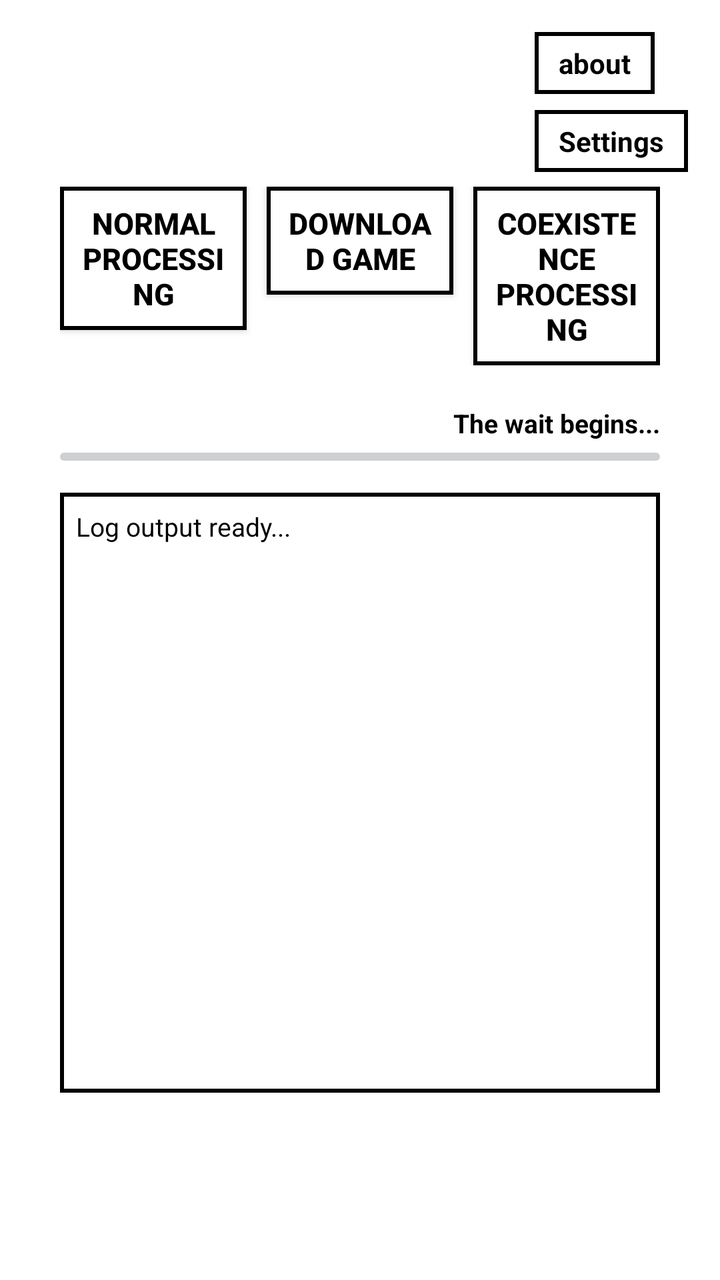
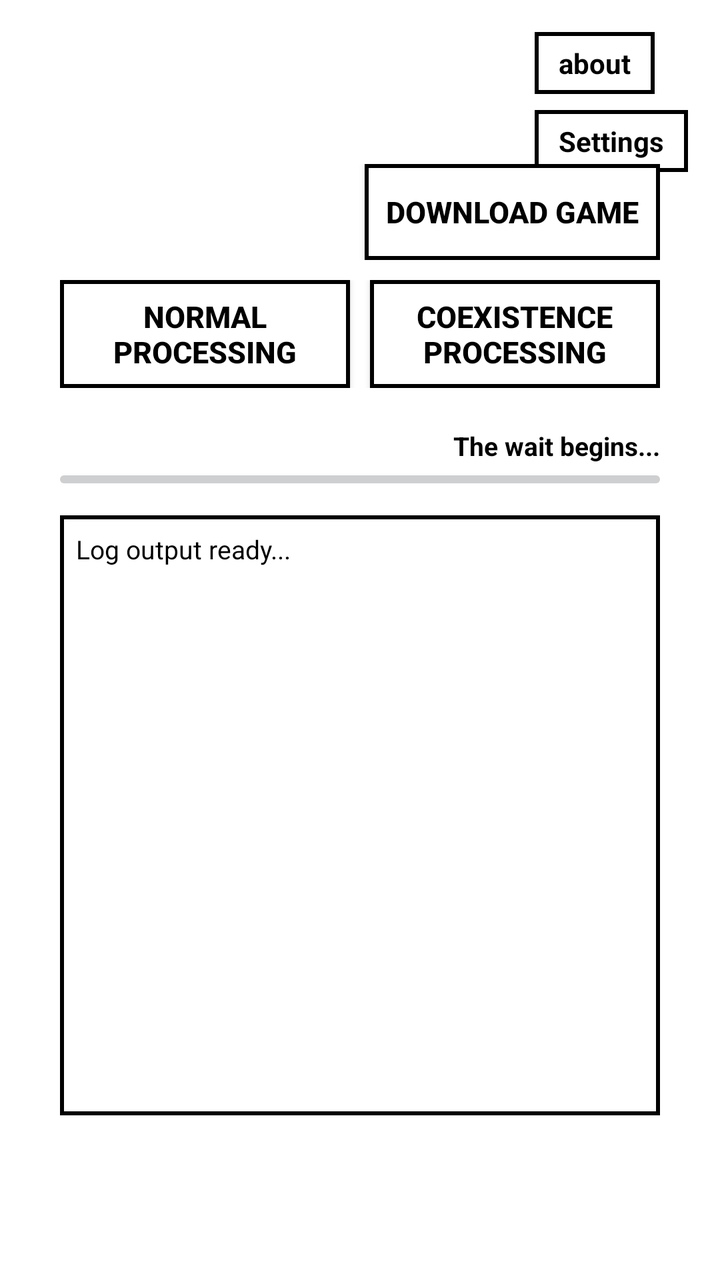

An Android layout rendered at two revisions. The XML below is the earlier revision; the diff shows what the commit changed to produce the second picture.
<!-- AndroidManifest.xml: application theme android:Theme.DeviceDefault.Light.NoActionBar -->
<!-- res/layout/main.xml -->
<?xml version="1.0" encoding="utf-8"?>
<RelativeLayout xmlns:android="http://schemas.android.com/apk/res/android"
    android:layout_width="match_parent"
    android:layout_height="match_parent"
    android:background="#FFFFFF">

    
    <LinearLayout
        android:id="@+id/top_buttons"
        android:layout_width="wrap_content"
        android:layout_height="wrap_content"
        android:layout_alignParentRight="true"
        android:layout_alignParentTop="true"
        android:layout_margin="16dp"
        android:orientation="vertical">

        <TextView
            android:id="@+id/btn_about"
            android:layout_width="wrap_content"
            android:layout_height="wrap_content"
            android:background="@drawable/bg_black_border"
            android:paddingLeft="12dp"
            android:paddingTop="6dp"
            android:paddingRight="12dp"
            android:paddingBottom="6dp"
            android:text="@string/btn_about"
            android:textColor="#000000"
            android:textSize="14sp"
            android:textStyle="bold"
            android:layout_marginBottom="8dp" />

        <TextView
            android:id="@+id/btn_settings"
            android:layout_width="wrap_content"
            android:layout_height="wrap_content"
            android:background="@drawable/bg_black_border"
            android:paddingLeft="12dp"
            android:paddingTop="6dp"
            android:paddingRight="12dp"
            android:paddingBottom="6dp"
            android:text="@string/btn_settings"
            android:textColor="#000000"
            android:textSize="14sp"
            android:textStyle="bold" />

    </LinearLayout>

    
    <LinearLayout
        android:layout_width="wrap_content"
        android:layout_height="wrap_content"
        android:layout_centerInParent="true"
        android:orientation="vertical">

        
        <LinearLayout
            android:layout_width="300dp"
            android:layout_height="wrap_content"
            android:layout_gravity="center_horizontal"
            android:orientation="horizontal"
            android:layout_marginBottom="20dp">

            <Button
                android:id="@+id/btn_select_mc"
                android:layout_width="0dp"
                android:layout_weight="1"
                android:layout_height="wrap_content"
                android:background="@drawable/bg_black_border"
                android:text="@string/btn_normal_processing"
                android:textColor="#000000"
                android:textSize="15sp"
                android:textStyle="bold"
                android:layout_marginRight="5dp" />

            <Button
                android:id="@+id/btn_download_game"
                android:layout_width="0dp"
                android:layout_weight="1"
                android:layout_height="wrap_content"
                android:background="@drawable/bg_black_border"
                android:text="@string/btn_download_game"
                android:textColor="#000000"
                android:textSize="15sp"
                android:textStyle="bold"
                android:layout_marginLeft="5dp"
                android:layout_marginRight="5dp" />

            <Button
                android:id="@+id/btn_make_clone"
                android:layout_width="0dp"
                android:layout_weight="1"
                android:layout_height="wrap_content"
                android:background="@drawable/bg_black_border"
                android:text="@string/btn_coexistence_processing"
                android:textColor="#000000"
                android:textSize="15sp"
                android:textStyle="bold"
                android:layout_marginLeft="5dp" />
        </LinearLayout>

        
        <TextView
            android:id="@+id/tv_progress_percent"
            android:layout_width="300dp"
            android:layout_height="wrap_content"
            android:gravity="right"
            android:text="@string/log_waiting"
            android:textColor="#000000"
            android:textSize="13sp"
            android:textStyle="bold" />

        
        <ProgressBar
            android:id="@+id/progress_bar"
            style="?android:attr/progressBarStyleHorizontal"
            android:layout_width="300dp"
            android:layout_height="wrap_content"
            android:layout_marginBottom="10dp"
            android:max="100"
            android:progress="0"
            android:progressTint="#000000" />

        
        <LinearLayout
            android:layout_width="300dp"
            android:layout_height="300dp"
            android:background="@drawable/bg_black_border"
            android:padding="8dp"
            android:orientation="vertical">

            <ScrollView
                android:id="@+id/scroll_view_log"
                android:layout_width="match_parent"
                android:layout_height="match_parent">

                <TextView
                    android:id="@+id/tv_log_output"
                    android:layout_width="match_parent"
                    android:layout_height="wrap_content"
                    android:text="@string/log_output_ready"
                    android:textColor="#000000"
                    android:textSize="13sp"
                    android:textIsSelectable="true" />
            </ScrollView>
        </LinearLayout>

    </LinearLayout>
</RelativeLayout>
<!-- resources referenced by this layout -->
<resources>
  <!-- drawable bg_black_border (drawable) -->
  <?xml version="1.0" encoding="utf-8"?>
  <shape xmlns:android="http://schemas.android.com/apk/res/android">
      
      <solid android:color="#FFFFFF" />
      
      <stroke android:width="2dp" android:color="#000000" />
      <padding android:left="8dp" android:top="8dp" android:right="8dp" android:bottom="8dp" />
  </shape>
  <string name="btn_about">about</string>
  <string name="btn_coexistence_processing">Coexistence processing</string>
  <string name="btn_download_game">Download game</string>
  <string name="btn_normal_processing">Normal processing</string>
  <string name="btn_settings">Settings</string>
  <string name="log_output_ready">Log output ready...\n</string>
  <string name="log_waiting">The wait begins...</string>
</resources>

<!-- the commit's change to res/layout/main.xml (unified diff, before → after) -->
@@ -58,6 +58,33 @@
             android:layout_height="wrap_content"
             android:layout_gravity="center_horizontal"
             android:orientation="horizontal"
+            android:layout_marginBottom="10dp">
+
+            
+            <View
+                android:layout_width="0dp"
+                android:layout_height="1dp"
+                android:layout_weight="1" />
+
+            <Button
+                android:id="@+id/btn_download_game"
+                android:layout_width="0dp"
+                android:layout_weight="1"
+                android:layout_height="wrap_content"
+                android:background="@drawable/bg_black_border"
+                android:text="@string/btn_download_game"
+                android:textColor="#000000"
+                android:textSize="15sp"
+                android:textStyle="bold"
+                android:layout_marginLeft="5dp" />
+        </LinearLayout>
+
+        
+        <LinearLayout
+            android:layout_width="300dp"
+            android:layout_height="wrap_content"
+            android:layout_gravity="center_horizontal"
+            android:orientation="horizontal"
             android:layout_marginBottom="20dp">
 
             <Button
@@ -70,19 +97,6 @@
                 android:textColor="#000000"
                 android:textSize="15sp"
                 android:textStyle="bold"
-                android:layout_marginRight="5dp" />
-
-            <Button
-                android:id="@+id/btn_download_game"
-                android:layout_width="0dp"
-                android:layout_weight="1"
-                android:layout_height="wrap_content"
-                android:background="@drawable/bg_black_border"
-                android:text="@string/btn_download_game"
-                android:textColor="#000000"
-                android:textSize="15sp"
-                android:textStyle="bold"
-                android:layout_marginLeft="5dp"
                 android:layout_marginRight="5dp" />
 
             <Button
